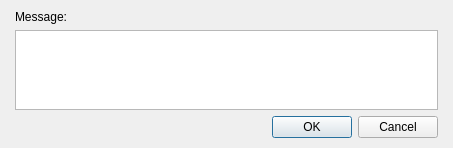
Old version of the form Editor/Dialogs/Commands/dialogcommandshowtext.ui in the repository RPG-Paper-Maker/RPG-Paper-Maker.
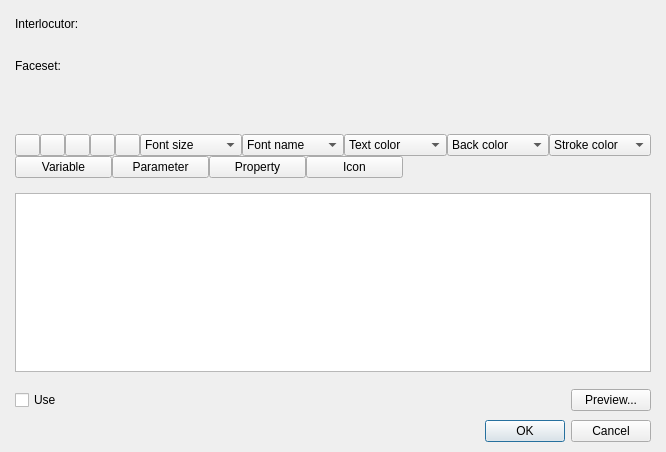
New version of the form. Icons and pictures are not drawn. Custom widgets are drawn as their Qt base class.

Commit message: [WIP] Show text command: ui

```diff
--- a/Editor/Dialogs/Commands/dialogcommandshowtext.ui
+++ b/Editor/Dialogs/Commands/dialogcommandshowtext.ui
@@ -6,14 +6,14 @@
    <rect>
     <x>0</x>
     <y>0</y>
-    <width>453</width>
-    <height>148</height>
+    <width>666</width>
+    <height>452</height>
    </rect>
   </property>
   <property name="windowTitle">
    <string>Show text...</string>
   </property>
-  <layout class="QGridLayout" name="gridLayout">
+  <layout class="QGridLayout" name="gridLayout_2">
    <property name="leftMargin">
     <number>15</number>
    </property>
@@ -27,21 +27,365 @@
     <number>10</number>
    </property>
    <item row="0" column="0">
-    <layout class="QVBoxLayout" name="verticalLayout_2">
+    <layout class="QVBoxLayout" name="verticalLayout_3" stretch="1">
+     <property name="spacing">
+      <number>15</number>
+     </property>
      <item>
-      <layout class="QVBoxLayout" name="verticalLayout">
+      <layout class="QVBoxLayout" name="verticalLayout_2" stretch="0,0,1,0">
        <item>
-        <widget class="QLabel" name="label">
-         <property name="text">
-          <string>Message:</string>
+        <layout class="QHBoxLayout" name="horizontalLayout_3" stretch="0,1">
+         <item>
+          <layout class="QGridLayout" name="gridLayout">
+           <item row="0" column="0">
+            <widget class="QLabel" name="label">
+             <property name="text">
+              <string>Interlocutor:</string>
+             </property>
+            </widget>
+           </item>
+           <item row="0" column="1">
+            <widget class="PanelPrimitiveValue" name="panelPrimitiveInterlocutor" native="true">
+             <property name="minimumSize">
+              <size>
+               <width>250</width>
+               <height>27</height>
+              </size>
+             </property>
+             <property name="maximumSize">
+              <size>
+               <width>250</width>
+               <height>27</height>
+              </size>
+             </property>
+            </widget>
+           </item>
+           <item row="1" column="0">
+            <widget class="QLabel" name="label_2">
+             <property name="text">
+              <string>Faceset:</string>
+             </property>
+            </widget>
+           </item>
+           <item row="1" column="1">
+            <widget class="WidgetPicture" name="widgetPictureFaceset" native="true">
+             <property name="minimumSize">
+              <size>
+               <width>250</width>
+               <height>27</height>
+              </size>
+             </property>
+             <property name="maximumSize">
+              <size>
+               <width>250</width>
+               <height>27</height>
+              </size>
+             </property>
+            </widget>
+           </item>
+           <item row="2" column="0" colspan="2">
+            <spacer name="verticalSpacer">
+             <property name="orientation">
+              <enum>Qt::Vertical</enum>
+             </property>
+             <property name="sizeHint" stdset="0">
+              <size>
+               <width>378</width>
+               <height>40</height>
+              </size>
+             </property>
+            </spacer>
+           </item>
+          </layout>
+         </item>
+         <item>
+          <widget class="WidgetShowPicture" name="widgetShowPictureFaceset" native="true"/>
+         </item>
+        </layout>
+       </item>
+       <item>
+        <layout class="QVBoxLayout" name="verticalLayout">
+         <property name="spacing">
+          <number>0</number>
          </property>
-        </widget>
+         <item>
+          <layout class="QHBoxLayout" name="horizontalLayout" stretch="0,0,0,0,0,1,1,1,1,1">
+           <property name="spacing">
+            <number>0</number>
+           </property>
+           <item>
+            <widget class="QPushButton" name="pushButtonBold">
+             <property name="maximumSize">
+              <size>
+               <width>25</width>
+               <height>25</height>
+              </size>
+             </property>
+             <property name="text">
+              <string/>
+             </property>
+             <property name="icon">
+              <iconset resource="../../ressources.qrc">
+               <normaloff>:/icons/Ressources/bold.png</normaloff>:/icons/Ressources/bold.png</iconset>
+             </property>
+             <property name="flat">
+              <bool>false</bool>
+             </property>
+            </widget>
+           </item>
+           <item>
+            <widget class="QPushButton" name="pushButtonItalic">
+             <property name="maximumSize">
+              <size>
+               <width>25</width>
+               <height>25</height>
+              </size>
+             </property>
+             <property name="text">
+              <string/>
+             </property>
+             <property name="icon">
+              <iconset resource="../../ressources.qrc">
+               <normaloff>:/icons/Ressources/italic.png</normaloff>:/icons/Ressources/italic.png</iconset>
+             </property>
+             <property name="flat">
+              <bool>false</bool>
+             </property>
+            </widget>
+           </item>
+           <item>
+            <widget class="QPushButton" name="pushButtonLeft">
+             <property name="maximumSize">
+              <size>
+               <width>25</width>
+               <height>25</height>
+              </size>
+             </property>
+             <property name="text">
+              <string/>
+             </property>
+             <property name="icon">
+              <iconset resource="../../ressources.qrc">
+               <normaloff>:/icons/Ressources/text-left.png</normaloff>:/icons/Ressources/text-left.png</iconset>
+             </property>
+            </widget>
+           </item>
+           <item>
+            <widget class="QPushButton" name="pushButtonCenter">
+             <property name="maximumSize">
+              <size>
+               <width>25</width>
+               <height>25</height>
+              </size>
+             </property>
+             <property name="text">
+              <string/>
+             </property>
+             <property name="icon">
+              <iconset resource="../../ressources.qrc">
+               <normaloff>:/icons/Ressources/text-center.png</normaloff>:/icons/Ressources/text-center.png</iconset>
+             </property>
+            </widget>
+           </item>
+           <item>
+            <widget class="QPushButton" name="pushButtonRight">
+             <property name="maximumSize">
+              <size>
+               <width>25</width>
+               <height>25</height>
+              </size>
+             </property>
+             <property name="text">
+              <string/>
+             </property>
+             <property name="icon">
+              <iconset resource="../../ressources.qrc">
+               <normaloff>:/icons/Ressources/text-right.png</normaloff>:/icons/Ressources/text-right.png</iconset>
+             </property>
+            </widget>
+           </item>
+           <item>
+            <widget class="QComboBox" name="comboBoxFontSize">
+             <item>
+              <property name="text">
+               <string>Font size</string>
+              </property>
+             </item>
+            </widget>
+           </item>
+           <item>
+            <widget class="QComboBox" name="comboBoxFontName">
+             <item>
+              <property name="text">
+               <string>Font name</string>
+              </property>
+             </item>
+            </widget>
+           </item>
+           <item>
+            <widget class="QComboBox" name="comboBoxTextColor">
+             <item>
+              <property name="text">
+               <string>Text color</string>
+              </property>
+             </item>
+            </widget>
+           </item>
+           <item>
+            <widget class="QComboBox" name="comboBoxBackColor">
+             <item>
+              <property name="text">
+               <string>Back color</string>
+              </property>
+             </item>
+            </widget>
+           </item>
+           <item>
+            <widget class="QComboBox" name="comboBoxStrokeColor">
+             <item>
+              <property name="text">
+               <string>Stroke color</string>
+              </property>
+             </item>
+            </widget>
+           </item>
+          </layout>
+         </item>
+         <item>
+          <layout class="QHBoxLayout" name="horizontalLayout_2" stretch="1,1,1,1,0">
+           <property name="spacing">
+            <number>0</number>
+           </property>
+           <item>
+            <widget class="QPushButton" name="pushButtonVariable">
+             <property name="text">
+              <string>Variable</string>
+             </property>
+             <property name="icon">
+              <iconset resource="../../ressources.qrc">
+               <normaloff>:/icons/Ressources/variables.png</normaloff>:/icons/Ressources/variables.png</iconset>
+             </property>
+            </widget>
+           </item>
+           <item>
+            <widget class="QPushButton" name="pushButtonParameter">
+             <property name="text">
+              <string>Parameter</string>
+             </property>
+             <property name="icon">
+              <iconset resource="../../ressources.qrc">
+               <normaloff>:/icons/Ressources/datas.png</normaloff>:/icons/Ressources/datas.png</iconset>
+             </property>
+            </widget>
+           </item>
+           <item>
+            <widget class="QPushButton" name="pushButtonProperty">
+             <property name="text">
+              <string>Property</string>
+             </property>
+             <property name="icon">
+              <iconset resource="../../ressources.qrc">
+               <normaloff>:/icons/Ressources/systems.png</normaloff>:/icons/Ressources/systems.png</iconset>
+             </property>
+            </widget>
+           </item>
+           <item>
+            <widget class="QPushButton" name="pushButtonIcon">
+             <property name="text">
+              <string>Icon</string>
+             </property>
+             <property name="icon">
+              <iconset resource="../../ressources.qrc">
+               <normaloff>:/icons/Ressources/picture.png</normaloff>:/icons/Ressources/picture.png</iconset>
+             </property>
+            </widget>
+           </item>
+           <item>
+            <spacer name="horizontalSpacer">
+             <property name="orientation">
+              <enum>Qt::Horizontal</enum>
+             </property>
+             <property name="sizeHint" stdset="0">
+              <size>
+               <width>248</width>
+               <height>20</height>
+              </size>
+             </property>
+            </spacer>
+           </item>
+          </layout>
+         </item>
+        </layout>
        </item>
        <item>
         <widget class="QPlainTextEdit" name="plainTextMessage"/>
        </item>
+       <item>
+        <layout class="QHBoxLayout" name="horizontalLayout_4" stretch="0,0,1,0">
+         <item>
+          <widget class="QCheckBox" name="checkBoxUse">
+           <property name="text">
+            <string>Use</string>
+           </property>
+          </widget>
+         </item>
+         <item>
+          <widget class="PanelPrimitiveValue" name="panelPrimitiveText" native="true">
+           <property name="minimumSize">
+            <size>
+             <width>250</width>
+             <height>27</height>
+            </size>
+           </property>
+           <property name="maximumSize">
+            <size>
+             <width>250</width>
+             <height>27</height>
+            </size>
+           </property>
+          </widget>
+         </item>
+         <item>
+          <spacer name="horizontalSpacer_2">
+           <property name="orientation">
+            <enum>Qt::Horizontal</enum>
+           </property>
+           <property name="sizeHint" stdset="0">
+            <size>
+             <width>568</width>
+             <height>20</height>
+            </size>
+           </property>
+          </spacer>
+         </item>
+         <item>
+          <widget class="QPushButton" name="pushButtonPreview">
+           <property name="text">
+            <string>Preview...</string>
+           </property>
+          </widget>
+         </item>
+        </layout>
+       </item>
       </layout>
      </item>
+    </layout>
+   </item>
+   <item row="1" column="0">
+    <layout class="QHBoxLayout" name="horizontalLayout_5" stretch="1,0">
+     <item>
+      <spacer name="horizontalSpacer_3">
+       <property name="orientation">
+        <enum>Qt::Horizontal</enum>
+       </property>
+       <property name="sizeHint" stdset="0">
+        <size>
+         <width>118</width>
+         <height>20</height>
+        </size>
+       </property>
+      </spacer>
+     </item>
      <item>
       <widget class="QDialogButtonBox" name="buttonBox">
        <property name="orientation">
@@ -56,7 +400,29 @@
    </item>
   </layout>
  </widget>
- <resources/>
+ <customwidgets>
+  <customwidget>
+   <class>WidgetPicture</class>
+   <extends>QWidget</extends>
+   <header>widgetpicture.h</header>
+   <container>1</container>
+  </customwidget>
+  <customwidget>
+   <class>PanelPrimitiveValue</class>
+   <extends>QWidget</extends>
+   <header>panelprimitivevalue.h</header>
+   <container>1</container>
+  </customwidget>
+  <customwidget>
+   <class>WidgetShowPicture</class>
+   <extends>QWidget</extends>
+   <header>widgetshowpicture.h</header>
+   <container>1</container>
+  </customwidget>
+ </customwidgets>
+ <resources>
+  <include location="../../ressources.qrc"/>
+ </resources>
  <connections>
   <connection>
    <sender>buttonBox</sender>
```
The commit also changes 8 other files.
